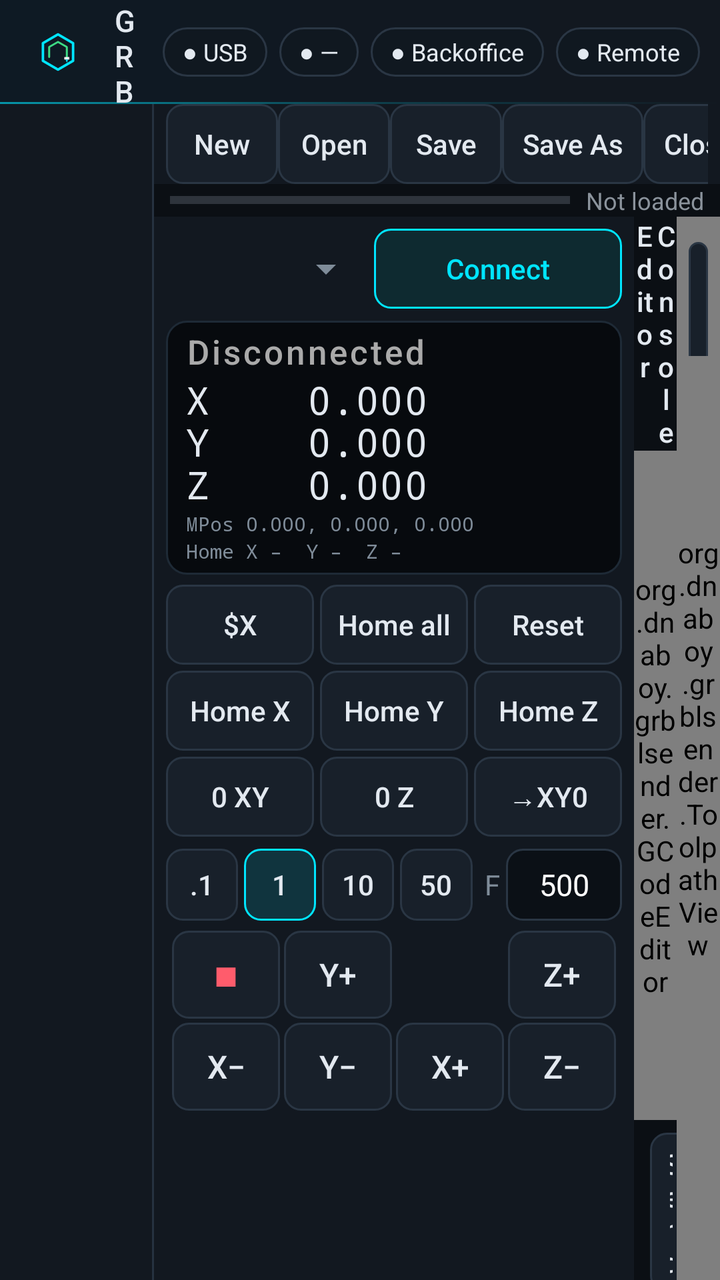
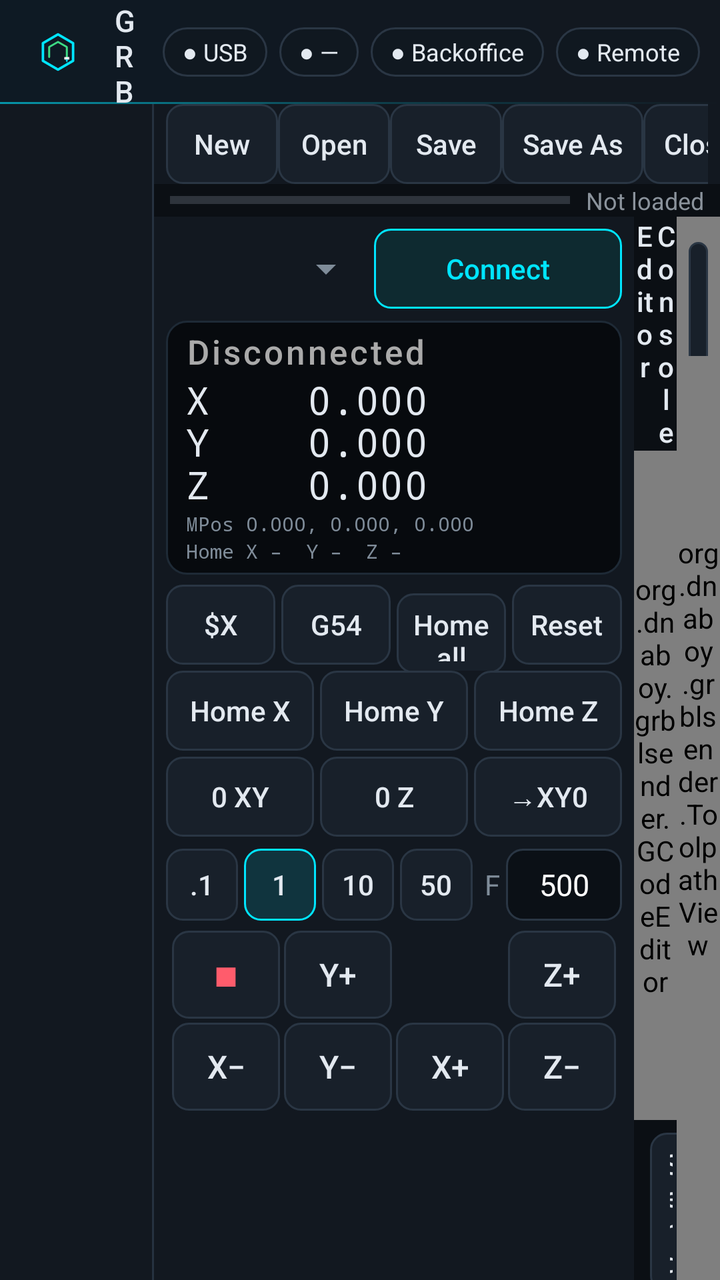

Two renders of the same Android screen: before a commit and after it. Below are the layout's source before the change and the commit's diff.
<!-- AndroidManifest.xml: application theme AppTheme -->
<!-- res/layout/activity_main.xml -->
<?xml version="1.0" encoding="utf-8"?>
<LinearLayout xmlns:android="http://schemas.android.com/apk/res/android"
    android:layout_width="match_parent"
    android:layout_height="match_parent"
    android:orientation="vertical"
    android:background="@color/bg"
    android:keepScreenOn="true">

    
    <LinearLayout
        android:id="@+id/titleBar"
        android:layout_width="match_parent"
        android:layout_height="52dp"
        android:background="@drawable/titlebar_bg"
        android:gravity="center_vertical"
        android:orientation="horizontal"
        android:paddingStart="12dp"
        android:paddingEnd="10dp">

        <ImageView
            android:layout_width="34dp"
            android:layout_height="34dp"
            android:contentDescription="Grbl Sender"
            android:src="@drawable/ic_launcher_fg"
            android:scaleType="fitCenter" />

        <LinearLayout
            android:layout_width="0dp"
            android:layout_height="wrap_content"
            android:layout_weight="1"
            android:layout_marginStart="10dp"
            android:orientation="vertical">

            <TextView
                android:id="@+id/txtTitle"
                android:layout_width="wrap_content"
                android:layout_height="wrap_content"
                android:fontFamily="sans-serif-medium"
                android:letterSpacing="0.18"
                android:text="GRBL SENDER"
                android:textColor="@color/text"
                android:textSize="15sp" />

            <TextView
                android:id="@+id/txtFile"
                android:layout_width="wrap_content"
                android:layout_height="wrap_content"
                android:ellipsize="middle"
                android:fontFamily="monospace"
                android:maxWidth="360dp"
                android:singleLine="true"
                android:text="No file"
                android:textColor="@color/muted"
                android:textSize="12sp" />
        </LinearLayout>

        <TextView android:id="@+id/chipUsb" style="@style/Chip" android:text="● USB" />
        <TextView android:id="@+id/chipMachine" style="@style/Chip" android:text="● —" />
        <TextView android:id="@+id/chipCloud" style="@style/Chip" android:text="● Backoffice" />
        <TextView android:id="@+id/chipRemote" style="@style/Chip" android:text="● Remote" />
        <TextView android:id="@+id/chipCamera" style="@style/Chip" android:text="● Camera LIVE" android:visibility="gone" />
    </LinearLayout>

    <LinearLayout
        android:layout_width="match_parent"
        android:layout_height="0dp"
        android:layout_weight="1"
        android:orientation="horizontal">

        
        <LinearLayout
            android:id="@+id/navRail"
            android:layout_width="76dp"
            android:layout_height="match_parent"
            android:background="@color/panel"
            android:gravity="center_horizontal"
            android:orientation="vertical"
            android:paddingTop="8dp"
            android:paddingStart="6dp"
            android:paddingEnd="6dp" />

        <View
            android:id="@+id/navDivider"
            android:layout_width="1dp"
            android:layout_height="match_parent"
            android:background="@color/border" />

        <FrameLayout
            android:layout_width="0dp"
            android:layout_height="match_parent"
            android:layout_weight="1">

            
            <LinearLayout
                android:id="@+id/pageControl"
                android:layout_width="match_parent"
                android:layout_height="match_parent"
                android:orientation="vertical">

            
            <LinearLayout
                android:id="@+id/toolbarRow"
                android:layout_width="match_parent"
                android:layout_height="wrap_content"
                android:orientation="horizontal"
                android:gravity="center_vertical"
                android:background="@color/panel"
                android:paddingStart="6dp"
                android:paddingEnd="6dp">

                <HorizontalScrollView
                    android:layout_width="0dp"
                    android:layout_height="wrap_content"
                    android:layout_weight="1"
                    android:scrollbars="none">

                    <LinearLayout
                        android:layout_width="wrap_content"
                        android:layout_height="wrap_content"
                        android:orientation="horizontal">

                        <Button android:id="@+id/btnNew" style="@style/Tb" android:text="New" />
                        <Button android:id="@+id/btnOpen" style="@style/Tb" android:text="Open" />
                        <Button android:id="@+id/btnSave" style="@style/Tb" android:text="Save" />
                        <Button android:id="@+id/btnSaveAs" style="@style/Tb" android:text="Save As" />
                        <Button android:id="@+id/btnClose" style="@style/Tb" android:text="Close" />
                        <View android:layout_width="1dp" android:layout_height="28dp"
                            android:layout_marginStart="6dp" android:layout_marginEnd="6dp" android:background="#3A4048" />
                        <Button android:id="@+id/btnLoad" style="@style/Tb" android:background="@drawable/btn_accent" android:text="⇩ Load" android:textColor="@color/accent" />
                        <Button android:id="@+id/btnRun" style="@style/Tb" android:background="@drawable/btn_run" android:text="▶ Run" android:textColor="@color/ok" />
                        <Button android:id="@+id/btnHold" style="@style/Tb" android:background="@drawable/btn_hold" android:text="❚❚ Hold" android:textColor="@color/warn" />
                        <Button android:id="@+id/btnResume" style="@style/Tb" android:text="Resume" />
                        <Button android:id="@+id/btnStop" style="@style/Tb" android:background="@drawable/btn_stop" android:text="■ Stop" android:textColor="@color/err" />
                    </LinearLayout>
                </HorizontalScrollView>
            </LinearLayout>

            <LinearLayout
                android:id="@+id/progressRow"
                android:layout_width="match_parent"
                android:layout_height="wrap_content"
                android:orientation="horizontal"
                android:gravity="center_vertical"
                android:paddingStart="8dp"
                android:paddingEnd="8dp">

                <ProgressBar
                    android:id="@+id/progress"
                    style="@android:style/Widget.Material.ProgressBar.Horizontal"
                    android:layout_width="0dp"
                    android:layout_height="wrap_content"
                    android:layout_weight="1"
                    android:max="1000" />

                <TextView
                    android:id="@+id/txtJob"
                    android:layout_width="wrap_content"
                    android:layout_height="wrap_content"
                    android:paddingStart="8dp"
                    android:text="Not loaded"
                    android:textColor="#8B939C"
                    android:textSize="12sp" />
            </LinearLayout>

            
            <LinearLayout
                android:layout_width="match_parent"
                android:layout_height="0dp"
                android:layout_weight="1"
                android:orientation="horizontal">

                
                <ScrollView
                    android:id="@+id/leftPanel"
                    android:layout_width="240dp"
                    android:layout_height="match_parent"
                    android:background="@color/panel">

                    <LinearLayout
                        android:layout_width="match_parent"
                        android:layout_height="wrap_content"
                        android:orientation="vertical"
                        android:padding="6dp">

                        <LinearLayout
                            android:layout_width="match_parent"
                            android:layout_height="wrap_content"
                            android:gravity="center_vertical"
                            android:orientation="horizontal">

                            
                            <Spinner
                                android:id="@+id/baud"
                                android:layout_width="104dp"
                                android:layout_height="40dp" />

                            <Button
                                android:id="@+id/btnConnect"
                                style="@style/Btn"
                                android:layout_height="40dp"
                                android:background="@drawable/btn_accent"
                                android:textColor="@color/accent"
                                android:text="Connect" />
                        </LinearLayout>

                        
                        <LinearLayout
                            android:layout_width="match_parent"
                            android:layout_height="wrap_content"
                            android:layout_marginTop="6dp"
                            android:background="@drawable/dro_bg"
                            android:orientation="vertical"
                            android:paddingStart="10dp"
                            android:paddingEnd="8dp"
                            android:paddingTop="4dp"
                            android:paddingBottom="5dp">

                            <TextView
                                android:id="@+id/txtState"
                                android:layout_width="match_parent"
                                android:layout_height="wrap_content"
                                android:fontFamily="sans-serif-medium"
                                android:letterSpacing="0.08"
                                android:singleLine="true"
                                android:text="Disconnected"
                                android:textColor="#AAAAAA"
                                android:textSize="17sp" />

                            <TextView
                                android:id="@+id/txtPos"
                                android:layout_width="match_parent"
                                android:layout_height="wrap_content"
                                android:fontFamily="monospace"
                                android:letterSpacing="0.04"
                                android:lineSpacingMultiplier="0.95"
                                android:text="X    0.000\nY    0.000\nZ    0.000"
                                android:textColor="@color/text"
                                android:textSize="19sp" />

                            <TextView
                                android:id="@+id/txtMPos"
                                android:layout_width="match_parent"
                                android:layout_height="wrap_content"
                                android:fontFamily="monospace"
                                android:singleLine="true"
                                android:text="MPos 0.000, 0.000, 0.000"
                                android:textColor="@color/muted"
                                android:textSize="10sp" />

                            <TextView
                                android:id="@+id/txtHome"
                                android:layout_width="match_parent"
                                android:layout_height="wrap_content"
                                android:fontFamily="monospace"
                                android:singleLine="true"
                                android:text="Home X –  Y –  Z –"
                                android:textColor="@color/muted"
                                android:textSize="10sp" />
                        </LinearLayout>

                        <LinearLayout
                            android:layout_width="match_parent"
                            android:layout_height="wrap_content"
                            android:layout_marginTop="5dp"
                            android:orientation="horizontal">

                            <Button android:id="@+id/btnUnlock" style="@style/BtnRow" android:text="$X" />
                            <Button android:id="@+id/btnHome" style="@style/BtnRow" android:text="Home all" />
                            <Button android:id="@+id/btnReset" style="@style/BtnRow" android:layout_marginEnd="0dp" android:text="Reset" />
                        </LinearLayout>

                        
                        <LinearLayout
                            android:layout_width="match_parent"
                            android:layout_height="wrap_content"
                            android:orientation="horizontal">

                            <Button android:id="@+id/btnHomeX" style="@style/BtnRow" android:text="Home X" />
                            <Button android:id="@+id/btnHomeY" style="@style/BtnRow" android:text="Home Y" />
                            <Button android:id="@+id/btnHomeZ" style="@style/BtnRow" android:layout_marginEnd="0dp" android:text="Home Z" />
                        </LinearLayout>

                        <LinearLayout
                            android:layout_width="match_parent"
                            android:layout_height="wrap_content"
                            android:orientation="horizontal">

                            <Button android:id="@+id/btnZeroXY" style="@style/BtnRow" android:text="0 XY" />
                            <Button android:id="@+id/btnZeroZ" style="@style/BtnRow" android:text="0 Z" />
                            <Button android:id="@+id/btnGoZero" style="@style/BtnRow" android:layout_marginEnd="0dp" android:text="→XY0" />
                        </LinearLayout>

                        
                        <LinearLayout
                            android:layout_width="match_parent"
                            android:layout_height="wrap_content"
                            android:layout_marginTop="3dp"
                            android:gravity="center_vertical"
                            android:orientation="horizontal">

                            <RadioGroup
                                android:id="@+id/stepGroup"
                                android:layout_width="0dp"
                                android:layout_height="wrap_content"
                                android:layout_weight="1"
                                android:orientation="horizontal">

                                <RadioButton android:id="@+id/s01" style="@style/Seg" android:text=".1" />
                                <RadioButton android:id="@+id/s1" style="@style/Seg" android:text="1" android:checked="true" />
                                <RadioButton android:id="@+id/s10" style="@style/Seg" android:text="10" />
                                <RadioButton android:id="@+id/s50" style="@style/Seg" android:text="50" />
                            </RadioGroup>

                            <TextView
                                android:layout_width="wrap_content"
                                android:layout_height="wrap_content"
                                android:paddingStart="3dp"
                                android:paddingEnd="3dp"
                                android:text="F"
                                android:textColor="@color/muted" />

                            <EditText
                                android:id="@+id/jogFeed"
                                android:layout_width="58dp"
                                android:layout_height="36dp"
                                android:background="@drawable/input_bg"
                                android:gravity="center"
                                android:inputType="number"
                                android:paddingStart="4dp"
                                android:paddingEnd="4dp"
                                android:selectAllOnFocus="true"
                                android:text="500"
                                android:textColor="#FFFFFF"
                                android:textSize="15sp" />
                        </LinearLayout>

                        <GridLayout
                            android:layout_width="wrap_content"
                            android:layout_height="wrap_content"
                            android:layout_gravity="center_horizontal"
                            android:layout_marginTop="4dp"
                            android:columnCount="4"
                            android:rowCount="2">

                            
                            <Button android:id="@+id/jStop" style="@style/Jog" android:contentDescription="Cancel jog" android:text="■" android:textColor="@color/err" />
                            <Button android:id="@+id/jYp" style="@style/Jog" android:text="Y+" />
                            <Space android:layout_width="56dp" android:layout_height="46dp" />
                            <Button android:id="@+id/jZp" style="@style/Jog" android:text="Z+" />

                            <Button android:id="@+id/jXm" style="@style/Jog" android:text="X−" />
                            <Button android:id="@+id/jYm" style="@style/Jog" android:text="Y−" />
                            <Button android:id="@+id/jXp" style="@style/Jog" android:text="X+" />
                            <Button android:id="@+id/jZm" style="@style/Jog" android:text="Z−" />
                        </GridLayout>
                    </LinearLayout>
                </ScrollView>

                
                <LinearLayout
                    android:id="@+id/middlePanel"
                    android:layout_width="0dp"
                    android:layout_height="match_parent"
                    android:layout_weight="1"
                    android:orientation="vertical">

                    <LinearLayout
                        android:layout_width="match_parent"
                        android:layout_height="wrap_content"
                        android:orientation="horizontal">

                        <Button android:id="@+id/tabEditor" style="@style/Tab" android:text="Editor" />
                        <Button android:id="@+id/tabConsole" style="@style/Tab" android:text="Console" />
                    </LinearLayout>

                    <FrameLayout
                        android:layout_width="match_parent"
                        android:layout_height="0dp"
                        android:layout_weight="1">

                        <org.dnaboy.grblsender.GCodeEditor
                            android:id="@+id/editor"
                            android:layout_width="match_parent"
                            android:layout_height="match_parent" />

                        <org.dnaboy.grblsender.GCodeViewer
                            android:id="@+id/viewer"
                            android:layout_width="match_parent"
                            android:layout_height="match_parent"
                            android:visibility="gone" />

                        <ScrollView
                            android:id="@+id/logScroll"
                            android:layout_width="match_parent"
                            android:layout_height="match_parent"
                            android:background="#070A0E"
                            android:padding="4dp"
                            android:visibility="gone">

                            <TextView
                                android:id="@+id/txtLog"
                                android:layout_width="match_parent"
                                android:layout_height="wrap_content"
                                android:fontFamily="monospace"
                                android:textSize="12sp"
                                android:textColor="#B9E3B9"
                                android:textIsSelectable="true" />
                        </ScrollView>
                    </FrameLayout>

                    <LinearLayout
                        android:layout_width="match_parent"
                        android:layout_height="wrap_content"
                        android:orientation="horizontal">

                        <EditText
                            android:id="@+id/cmdInput"
                            android:background="@drawable/input_bg"
                            android:padding="8dp"
                            android:layout_margin="4dp"
                            android:fontFamily="monospace"
                            android:layout_width="0dp"
                            android:layout_height="wrap_content"
                            android:layout_weight="1"
                            android:hint="G-code or $ command"
                            android:imeOptions="actionSend"
                            android:inputType="textCapCharacters|textNoSuggestions"
                            android:singleLine="true"
                            android:textColor="#FFFFFF"
                            android:textColorHint="#777777" />

                        <Button
                            android:id="@+id/btnSend"
                            style="@style/Tb"
                            android:text="Send" />

                        <Button
                            android:id="@+id/btnSettings"
                            style="@style/Tb"
                            android:text="$$" />
                    </LinearLayout>
                </LinearLayout>

                
                <FrameLayout
                    android:layout_width="0dp"
                    android:layout_height="match_parent"
                    android:layout_weight="1">

                    <org.dnaboy.grblsender.ToolpathView
                        android:id="@+id/preview"
                        android:layout_width="match_parent"
                        android:layout_height="match_parent" />

                    <LinearLayout
                        android:layout_width="wrap_content"
                        android:layout_height="wrap_content"
                        android:layout_gravity="top|end"
                        android:layout_margin="6dp"
                        android:orientation="horizontal">

                        <Button
                            android:id="@+id/btnFit"
                            style="@style/Tb"
                            android:text="Fit" />

                        <Button
                            android:id="@+id/btnFull"
                            style="@style/Tb"
                            android:minWidth="48dp"
                            android:textSize="20sp"
                            android:contentDescription="Full screen preview"
                            android:text="⛶" />
                    </LinearLayout>

                    
                    <LinearLayout
                        android:id="@+id/fullControls"
                        android:layout_width="wrap_content"
                        android:layout_height="wrap_content"
                        android:layout_gravity="bottom|end"
                        android:layout_marginEnd="8dp"
                        android:layout_marginBottom="28dp"
                        android:orientation="horizontal"
                        android:visibility="gone">

                        <TextView
                            android:id="@+id/fullState"
                            android:layout_width="wrap_content"
                            android:layout_height="wrap_content"
                            android:layout_gravity="center_vertical"
                            android:background="#CC0B0F14"
                            android:padding="8dp"
                            android:textColor="@color/text"
                            android:textSize="15sp"
                            android:textStyle="bold" />

                        <Button android:id="@+id/fullHold" style="@style/Tb" android:background="@drawable/btn_hold" android:text="❚❚ Hold" android:textColor="@color/warn" />
                        <Button android:id="@+id/fullResume" style="@style/Tb" android:text="Resume" />
                        <Button android:id="@+id/fullStop" style="@style/Tb" android:background="@drawable/btn_stop" android:text="■ Stop" android:textColor="@color/err" />
                    </LinearLayout>
                </FrameLayout>
            </LinearLayout>
            </LinearLayout>

            
            <FrameLayout
                android:id="@+id/pageSettings"
                android:layout_width="match_parent"
                android:layout_height="match_parent"
                android:visibility="gone" />
        </FrameLayout>
    </LinearLayout>
</LinearLayout>
<!-- resources referenced by this layout -->
<resources>
  <color name="accent">#00E5FF</color>
  <color name="bg">#0B0F14</color>
  <color name="border">#263240</color>
  <color name="err">#FF5C6C</color>
  <color name="muted">#7F8C99</color>
  <color name="ok">#3DDC84</color>
  <color name="panel">#121820</color>
  <color name="text">#E3E9F0</color>
  <color name="warn">#FFC040</color>
  <!-- drawable dro_bg (drawable) -->
  <?xml version="1.0" encoding="utf-8"?>
  <shape xmlns:android="http://schemas.android.com/apk/res/android" android:shape="rectangle">
      <corners android:radius="10dp" />
      <solid android:color="#070A0E" />
      <stroke android:width="1dp" android:color="#1E2A36" />
  </shape>
  <!-- drawable input_bg (drawable) -->
  <?xml version="1.0" encoding="utf-8"?>
  <shape xmlns:android="http://schemas.android.com/apk/res/android" android:shape="rectangle">
      <corners android:radius="8dp" />
      <solid android:color="#0B1016" />
      <stroke android:width="1dp" android:color="#2A3644" />
  </shape>
  <style name="Btn">
          <item name="android:layout_width">0dp</item>
          <item name="android:layout_height">wrap_content</item>
          <item name="android:layout_weight">1</item>
          <item name="android:textAllCaps">false</item>
          <item name="android:minWidth">0dp</item>
          <item name="android:paddingStart">2dp</item>
          <item name="android:paddingEnd">2dp</item>
      </style>
  <style name="BtnRow" parent="Btn">
          <item name="android:layout_height">40dp</item>
          <item name="android:layout_marginEnd">3dp</item>
          <item name="android:layout_marginBottom">3dp</item>
      </style>
  <style name="Jog">
          <item name="android:layout_width">54dp</item>
          <item name="android:layout_height">44dp</item>
          <item name="android:layout_margin">1dp</item>
          <item name="android:textSize">16sp</item>
          <item name="android:textAllCaps">false</item>
          <item name="android:minWidth">0dp</item>
          <item name="android:padding">0dp</item>
      </style>
  <style name="Tab">
          <item name="android:background">@android:color/transparent</item>
          <item name="android:layout_width">0dp</item>
          <item name="android:layout_height">wrap_content</item>
          <item name="android:layout_weight">1</item>
          <item name="android:textAllCaps">false</item>
          <item name="android:minHeight">36dp</item>
      </style>
  <!-- drawable chip_bg (drawable) -->
  <?xml version="1.0" encoding="utf-8"?>
  <shape xmlns:android="http://schemas.android.com/apk/res/android" android:shape="rectangle">
      <corners android:radius="14dp" />
      <solid android:color="#101820" />
      <stroke android:width="1dp" android:color="#2A3644" />
  </shape>
  <style name="TechButton" parent="@android:style/Widget.Material.Button">
          <item name="android:background">@drawable/btn_tech</item>
          <item name="android:textColor">@color/text</item>
          <item name="android:textAllCaps">false</item>
          <item name="android:stateListAnimator">@null</item>
          <item name="android:minHeight">40dp</item>
          <item name="android:fontFamily">sans-serif-medium</item>
      </style>
  <style name="TechDialog" parent="@android:style/Theme.Material.Dialog.Alert">
          <item name="android:colorAccent">@color/accent</item>
          <item name="android:windowBackground">@drawable/dialog_bg</item>
          <item name="android:textColorPrimary">@color/text</item>
      </style>
  <!-- drawable dialog_bg (drawable) -->
  <?xml version="1.0" encoding="utf-8"?>
  <inset xmlns:android="http://schemas.android.com/apk/res/android" android:inset="16dp">
      <shape android:shape="rectangle">
          <corners android:radius="14dp" />
          <solid android:color="#121820" />
          <stroke android:width="1dp" android:color="#2A3A4C" />
      </shape>
  </inset>
  <!-- unchanged entries left out for length: 12 -->
</resources>

<!-- the commit's change to res/layout/activity_main.xml (unified diff, before → after) -->
@@ -265,6 +265,7 @@
                             android:orientation="horizontal">
 
                             <Button android:id="@+id/btnUnlock" style="@style/BtnRow" android:text="$X" />
+                            <Button android:id="@+id/btnGoG54" style="@style/BtnRow" android:text="G54" />
                             <Button android:id="@+id/btnHome" style="@style/BtnRow" android:text="Home all" />
                             <Button android:id="@+id/btnReset" style="@style/BtnRow" android:layout_marginEnd="0dp" android:text="Reset" />
                         </LinearLayout>
